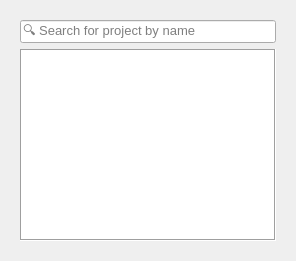
Before: the Qt Designer form rana_qgis_plugin/widgets/ui/projects.ui in nens/rana-qgis-plugin, drawn with Qt 5.
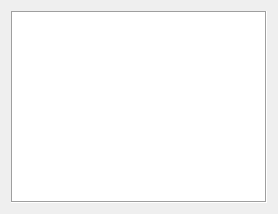
After: the same form once the commit is applied.

Commit message: wip - show file browser in the right panel

The edit to the form file:
```diff
--- a/rana_qgis_plugin/widgets/ui/projects.ui
+++ b/rana_qgis_plugin/widgets/ui/projects.ui
@@ -4,25 +4,6 @@
  <widget class="QWidget" name="RanaProjectWidget">
   <layout class="QGridLayout" name="gridLayout">
    <item row="0" column="0">
-    <widget class="QWidget" name="widget" native="true">
-     <layout class="QVBoxLayout" name="verticalLayout">
-      <item>
-       <widget class="QLineEdit" name="projects_search_le">
-        <property name="font">
-         <font>
-          <family>Segoe UI</family>
-          <pointsize>10</pointsize>
-         </font>
-        </property>
-        <property name="frame">
-         <bool>true</bool>
-        </property>
-        <property name="placeholderText">
-         <string>🔍 Search for project by name</string>
-        </property>
-       </widget>
-      </item>
-      <item>
        <widget class="QTreeView" name="projects_tv">
         <property name="sizePolicy">
          <sizepolicy hsizetype="Expanding" vsizetype="Expanding">
@@ -48,9 +29,6 @@
         <attribute name="headerShowSortIndicator" stdset="0">
          <bool>true</bool>
         </attribute>
-       </widget>
-      </item>
-     </layout>
     </widget>
    </item>
   </layout>
```
Lines whose indentation alone changed are shown as unchanged. The commit also changes 3 other files.
